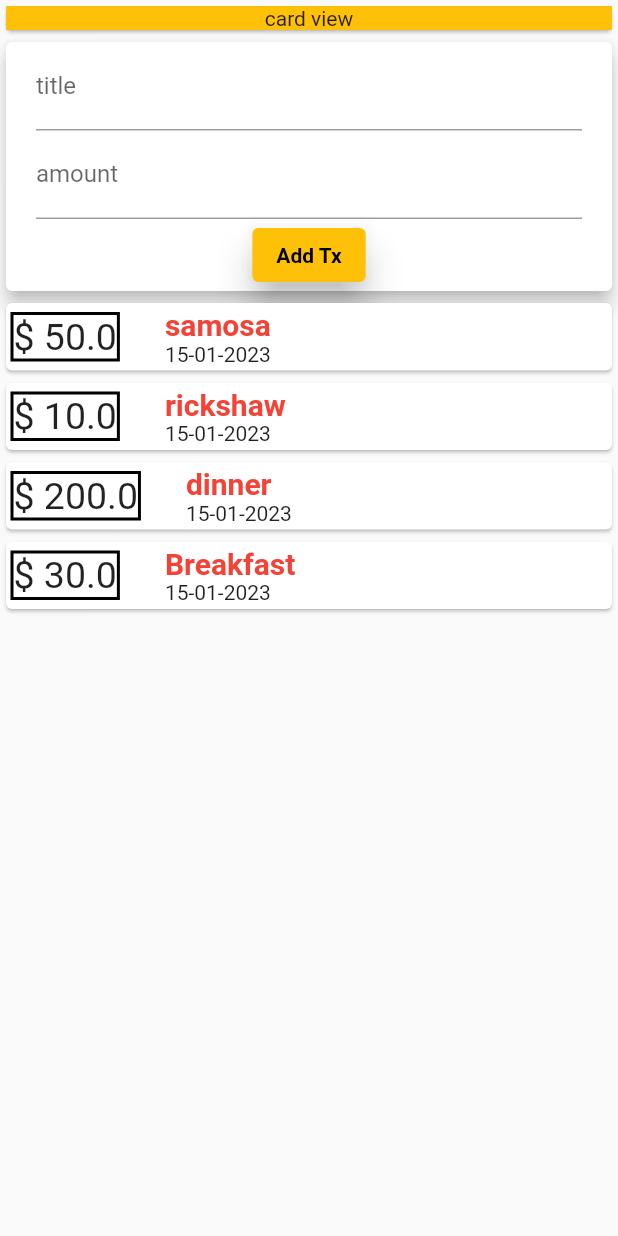
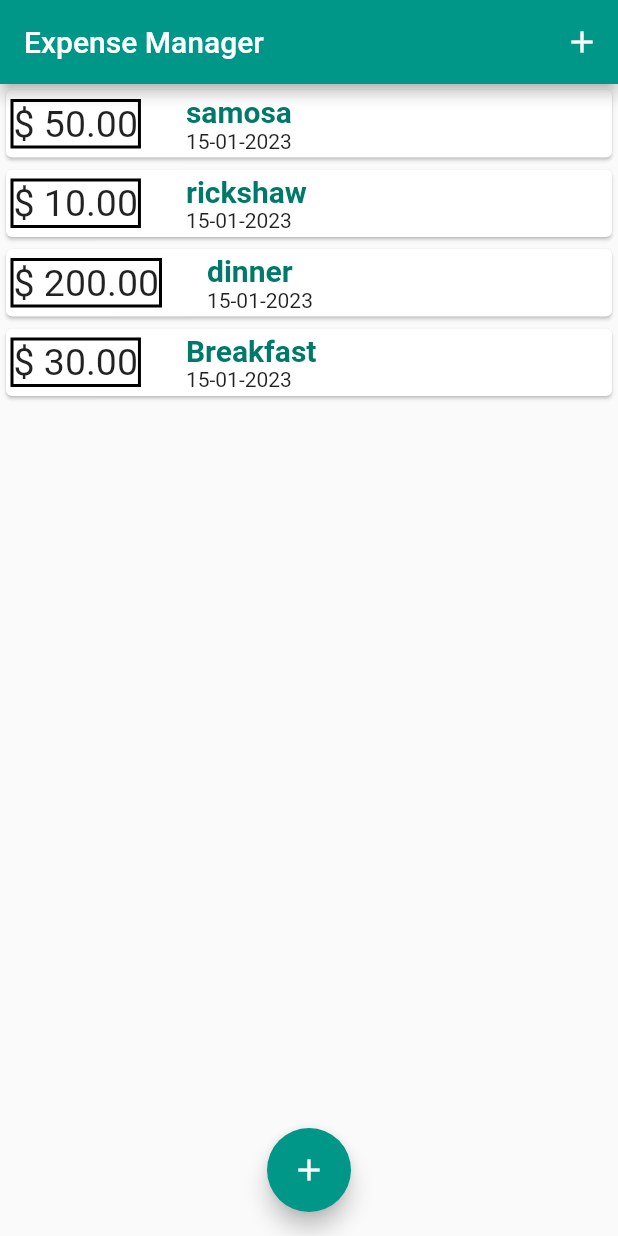
Before and after one commit to azutsavv/expense_app, a Flutter app: the screen it shows after launch, on a phone screen of 412 x 824 dp. Run offline on Flutter 3.47's test engine with Material 2 defaults, Android fonts, the phone set to English and light mode, and no system bars.

Commit message:
new workflow and builder widget

```diff
--- a/lib/main.dart
+++ b/lib/main.dart
@@ -13,6 +13,7 @@ class MyApp extends StatelessWidget {
   Widget build(BuildContext context) {
     return MaterialApp(
       debugShowCheckedModeBanner: false,
+      theme: ThemeData(primarySwatch: Colors.teal),
       initialRoute: 'welcome',
       routes: {
         'welcome' :(context) => homepage(),
--- a/lib/widgets/homepage.dart
+++ b/lib/widgets/homepage.dart
@@ -5,36 +5,71 @@ import 'package:intl/intl.dart';
 import 'package:personal_expense_app/widgets/new_transaction.dart';
 import 'package:personal_expense_app/models/transaction.dart';
 import 'package:personal_expense_app/widgets/transaction_list.dart';
-import 'package:personal_expense_app/widgets/user_transaction.dart';
 
-class homepage extends StatelessWidget {
+
+class homepage extends StatefulWidget {
   homepage({super.key});
 
-  final titlecontroller = TextEditingController();
-  final amountcontroller = TextEditingController();
+  @override
+  State<homepage> createState() => _homepageState();
+}
+
+class _homepageState extends State<homepage> {
   @override
   Widget build(BuildContext context) {
     return SafeArea(
-      child: Scaffold(
-        body: SingleChildScrollView(
-          child: Container(
-            child: Column(
-              mainAxisAlignment: MainAxisAlignment.start,
-              children: [
-                Card(
-                  child: Container(
-                      alignment: Alignment.center,
-                      width: double.maxFinite,
-                      color: Colors.amber,
-                      child: Text("card view")),
-                ),
-                SingleChildScrollView(child: user_transaction())
+        child: Scaffold(
+      appBar: AppBar(
+        title: Text('Expense Manager'),
 
-              ]
-          ),
-              ),
+        actions: [
+          IconButton(
+              onPressed: () => _addnew_transaction(context),
+              icon: Icon(Icons.add))
+        ],
+      ),
+      body: SingleChildScrollView(
+        child: Container(
+          child: Column(mainAxisAlignment: MainAxisAlignment.start, children: [
+            SingleChildScrollView(child: transaction_list(_usertransaction))
+          ]),
         ),
-      )
-    );
+      ),
+      floatingActionButton: FloatingActionButton(
+
+        onPressed: () => _addnew_transaction(context),
+
+        child: Icon(Icons.add),
+      ),
+      floatingActionButtonLocation: FloatingActionButtonLocation.centerFloat,
+    ));
+  }
+
+  final List<Transaction> _usertransaction = [
+    Transaction(amount: 50, date: DateTime.now(), id: 't1', title: 'samosa'),
+    Transaction(amount: 10, date: DateTime.now(), id: 't2', title: 'rickshaw'),
+    Transaction(amount: 200, date: DateTime.now(), id: 't3', title: 'dinner'),
+    Transaction(amount: 30, date: DateTime.now(), id: 't4', title: 'Breakfast'),
+  ];
+
+  void _addTransaction(String ttle, double amt) {
+    final newtxt = Transaction(
+        title: ttle,
+        amount: amt,
+        id: DateTime.now().toString(),
+        date: DateTime.now());
+
+    setState(() {
+      _usertransaction.add(newtxt);
+    });
+    ;
+  }
+
+  void _addnew_transaction(BuildContext ctx) {
+    showModalBottomSheet(
+        context: ctx,
+        builder: ((_) {
+          return new_transaction(addtx: _addTransaction);
+        }));
   }
 }
--- a/lib/widgets/transaction_list.dart
+++ b/lib/widgets/transaction_list.dart
@@ -29,7 +29,7 @@ class transaction_list extends StatelessWidget {
                       decoration: BoxDecoration(
                           border: Border.all(width: 2, color: Colors.black)),
                       child: Text(
-                        '\$ ${transaction[index].amount}',
+                        '\$ ${transaction[index].amount.toStringAsFixed(2)}',
                         style: TextStyle(fontSize: 25),
                       ),
                     ),
@@ -47,7 +47,7 @@ class transaction_list extends StatelessWidget {
                           Text(
                             transaction[index].title,
                             style: TextStyle(
-                                color: Colors.red,
+                                color: Theme.of(context).primaryColorDark,
                                 fontWeight: FontWeight.bold,
                                 fontSize: 20),
                           ),
--- a/lib/widgets/user_transaction.dart
+++ /dev/null
@@ -1,44 +0,0 @@
-import 'package:flutter/cupertino.dart';
-import 'package:flutter/src/widgets/container.dart';
-import 'package:flutter/src/widgets/framework.dart';
-import 'package:personal_expense_app/widgets/transaction_list.dart';
-import '../models/transaction.dart';
-import 'new_transaction.dart';
-
-class user_transaction extends StatefulWidget {
-  const user_transaction({super.key});
-
-  @override
-  State<user_transaction> createState() => _user_transactionState();
-}
-
-class _user_transactionState extends State<user_transaction> {
-  final List<Transaction> _usertransaction = [
-    Transaction(amount: 50, date: DateTime.now(), id: 't1', title: 'samosa'),
-    Transaction(amount: 10, date: DateTime.now(), id: 't2', title: 'rickshaw'),
-    Transaction(amount: 200, date: DateTime.now(), id: 't3', title: 'dinner'),
-    Transaction(amount: 30, date: DateTime.now(), id: 't4', title: 'Breakfast'),
-  ];
-
-  void _addTransaction(String ttle, double amt) {
-    final newtxt = Transaction(
-        title: ttle,
-        amount: amt,
-        id: DateTime.now().toString(),
-        date: DateTime.now());
-
-    setState(() {
-      _usertransaction.add(newtxt);
-    });
-  }
-
-  @override
-  Widget build(BuildContext context) {
-    return Column(
-      children: [
-        new_transaction(addtx:_addTransaction,),
-        transaction_list(_usertransaction),
-      ],
-    );
-  }
-}
```
Also changed, not shown: lib/fonts/font1.dart (added, +16 -0 lines), lib/widgets/new_transaction.dart (+31 -6 lines).
